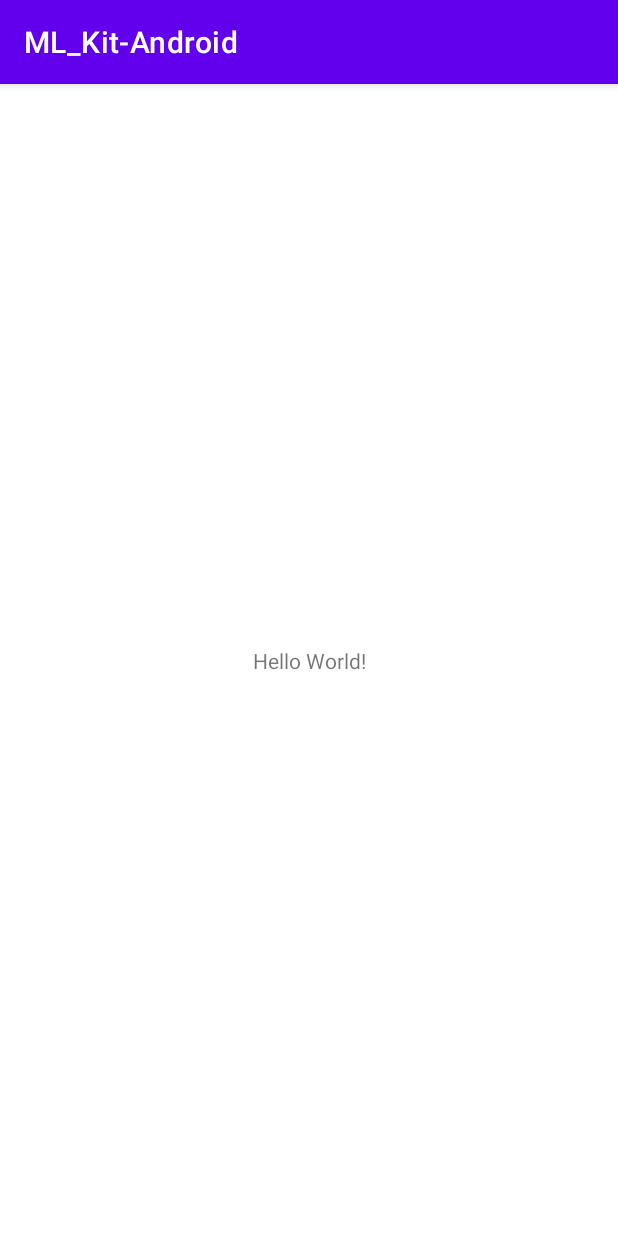
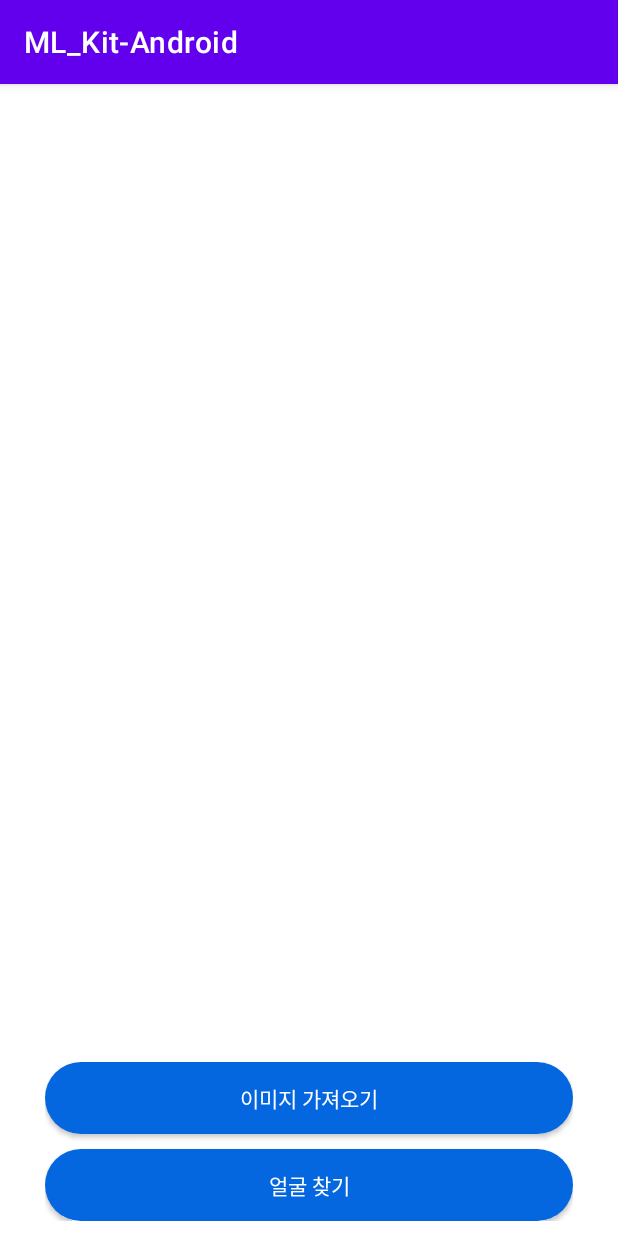
Before and after one commit to hyeonseongkang/ML_Kit-Android, an Android app: the screen it shows after launch (MainActivity), on a phone screen of 412 x 824 dp. Run offline under Robolectric (Android 15) with nearby library versions, the phone set to English and light mode, and no system bars.

```diff
--- /dev/null
+++ b/app/src/main/java/com/mirror/ml_kit_android/GraphicOverlay.java
@@ -0,0 +1,191 @@
+package com.mirror.ml_kit_android;
+
+/*
+ * Copyright (C) The Android Open Source Project
+ *
+ * Licensed under the Apache License, Version 2.0 (the "License");
+ * you may not use this file except in compliance with the License.
+ * You may obtain a copy of the License at
+ *
+ *      http://www.apache.org/licenses/LICENSE-2.0
+ *
+ * Unless required by applicable law or agreed to in writing, software
+ * distributed under the License is distributed on an "AS IS" BASIS,
+ * WITHOUT WARRANTIES OR CONDITIONS OF ANY KIND, either express or implied.
+ * See the License for the specific language governing permissions and
+ * limitations under the License.
+ */
+
+import android.content.Context;
+import android.graphics.Canvas;
+import android.hardware.camera2.CameraCharacteristics;
+import android.util.AttributeSet;
+import android.view.View;
+
+import java.util.HashSet;
+import java.util.Set;
+
+/**
+ * A view which renders a series of custom graphics to be overlayed on top of an associated preview
+ * (i.e., the camera preview).  The creator can add graphics objects, update the objects, and remove
+ * them, triggering the appropriate drawing and invalidation within the view.<p>
+ *
+ * Supports scaling and mirroring of the graphics relative the camera's preview properties.  The
+ * idea is that detection items are expressed in terms of a preview size, but need to be scaled up
+ * to the full view size, and also mirrored in the case of the front-facing camera.<p>
+ *
+ * Associated {@link Graphic} items should use the following methods to convert to view coordinates
+ * for the graphics that are drawn:
+ * <ol>
+ * <li>{@link Graphic#scaleX(float)} and {@link Graphic#scaleY(float)} adjust the size of the
+ * supplied value from the preview scale to the view scale.</li>
+ * <li>{@link Graphic#translateX(float)} and {@link Graphic#translateY(float)} adjust the coordinate
+ * from the preview's coordinate system to the view coordinate system.</li>
+ * </ol>
+ */
+public class GraphicOverlay extends View {
+    private final Object lock = new Object();
+    private int previewWidth;
+    private float widthScaleFactor = 1.0f;
+    private int previewHeight;
+    private float heightScaleFactor = 1.0f;
+    private int facing = CameraCharacteristics.LENS_FACING_BACK;
+    private Set<Graphic> graphics = new HashSet<>();
+
+    /**
+     * Base class for a custom graphics object to be rendered within the graphic overlay. Subclass
+     * this and implement the {@link Graphic#draw(Canvas)} method to define the graphics element. Add
+     * instances to the overlay using {@link (Graphic)}.
+     */
+    public abstract static class Graphic {
+        private GraphicOverlay overlay;
+
+        public Graphic(GraphicOverlay overlay) {
+            this.overlay = overlay;
+        }
+
+        /**
+         * Draw the graphic on the supplied canvas. Drawing should use the following methods to convert
+         * to view coordinates for the graphics that are drawn:
+         * <p>
+         * <ol>
+         * <li>{@link Graphic#scaleX(float)} and {@link Graphic#scaleY(float)} adjust the size of the
+         * supplied value from the preview scale to the view scale.
+         * <li>{@link Graphic#translateX(float)} and {@link Graphic#translateY(float)} adjust the
+         * coordinate from the preview's coordinate system to the view coordinate system.
+         * </ol>
+         *
+         * @param canvas drawing canvas
+         */
+        public abstract void draw(Canvas canvas);
+
+        /**
+         * Adjusts a horizontal value of the supplied value from the preview scale to the view scale.
+         */
+        public float scaleX(float horizontal) {
+            return horizontal * overlay.widthScaleFactor;
+        }
+
+        /**
+         * Adjusts a vertical value of the supplied value from the preview scale to the view scale.
+         */
+        public float scaleY(float vertical) {
+            return vertical * overlay.heightScaleFactor;
+        }
+
+        /**
+         * Returns the application context of the app.
+         */
+        public Context getApplicationContext() {
+            return overlay.getContext().getApplicationContext();
+        }
+
+        /**
+         * Adjusts the x coordinate from the preview's coordinate system to the view coordinate system.
+         */
+        public float translateX(float x) {
+            if (overlay.facing == CameraCharacteristics.LENS_FACING_FRONT) {
+                return overlay.getWidth() - scaleX(x);
+            } else {
+                return scaleX(x);
+            }
+        }
+
+        /**
+         * Adjusts the y coordinate from the preview's coordinate system to the view coordinate system.
+         */
+        public float translateY(float y) {
+            return scaleY(y);
+        }
+
+        public void postInvalidate() {
+            overlay.postInvalidate();
+        }
+    }
+
+    public GraphicOverlay(Context context, AttributeSet attrs) {
+        super(context, attrs);
+    }
+
+    /**
+     * Removes all graphics from the overlay.
+     */
+    public void clear() {
+        synchronized (lock) {
+            graphics.clear();
+        }
+        postInvalidate();
+    }
+
+    /**
+     * Adds a graphic to the overlay.
+     */
+    public void add(Graphic graphic) {
+        synchronized (lock) {
+            graphics.add(graphic);
+        }
+        postInvalidate();
+    }
+
+    /**
+     * Removes a graphic from the overlay.
+     */
+    public void remove(Graphic graphic) {
+        synchronized (lock) {
+            graphics.remove(graphic);
+        }
+        postInvalidate();
+    }
+
+    /**
+     * Sets the camera attributes for size and facing direction, which informs how to transform image
+     * coordinates later.
+     */
+    public void setCameraInfo(int previewWidth, int previewHeight, int facing) {
+        synchronized (lock) {
+            this.previewWidth = previewWidth;
+            this.previewHeight = previewHeight;
+            this.facing = facing;
+        }
+        postInvalidate();
+    }
+
+    /**
+     * Draws the overlay with its associated graphic objects.
+     */
+    @Override
+    protected void onDraw(Canvas canvas) {
+        super.onDraw(canvas);
+
+        synchronized (lock) {
+            if ((previewWidth != 0) && (previewHeight != 0)) {
+                widthScaleFactor = (float) canvas.getWidth() / (float) previewWidth;
+                heightScaleFactor = (float) canvas.getHeight() / (float) previewHeight;
+            }
+
+            for (Graphic graphic : graphics) {
+                graphic.draw(canvas);
+            }
+        }
+    }
+}
--- /dev/null
+++ b/app/src/main/res/drawable/button_layout.xml
@@ -0,0 +1,21 @@
+<?xml version="1.0" encoding="utf-8"?>
+<shape xmlns:android="http://schemas.android.com/apk/res/android"
+    android:shape="rectangle" android:padding = "10dp">
+    <corners
+        android:radius="30dp"
+        />
+    <solid
+        android:color="#0467DF"
+        />
+    <padding
+        android:left="0dp"
+        android:top="0dp"
+        android:right="0dp"
+        android:bottom="0dp"
+        />
+    <size
+        android:width="60dp"
+        android:height="25dp"
+        />
+
+</shape>
--- a/app/src/main/res/layout/activity_main.xml
+++ b/app/src/main/res/layout/activity_main.xml
@@ -1,18 +1,54 @@
 <?xml version="1.0" encoding="utf-8"?>
-<androidx.constraintlayout.widget.ConstraintLayout xmlns:android="http://schemas.android.com/apk/res/android"
+<RelativeLayout xmlns:android="http://schemas.android.com/apk/res/android"
     xmlns:app="http://schemas.android.com/apk/res-auto"
     xmlns:tools="http://schemas.android.com/tools"
     android:layout_width="match_parent"
     android:layout_height="match_parent"
     tools:context=".MainActivity">
 
-    <TextView
-        android:layout_width="wrap_content"
+
+    <ImageView
+        android:id="@+id/imageView"
+        android:layout_width="match_parent"
+        android:layout_height="match_parent"
+        android:scaleType="fitStart"
+        android:layout_above="@+id/bottom"/>
+
+    <com.mirror.ml_kit_android.GraphicOverlay
+        android:id="@+id/graphicOverlay"
+        android:layout_width="match_parent"
+        android:layout_height="match_parent"
+        android:layout_above="@+id/bottom"/>
+
+    <RelativeLayout
+        android:id="@+id/bottom"
+        android:layout_width="match_parent"
         android:layout_height="wrap_content"
-        android:text="Hello World!"
-        app:layout_constraintBottom_toBottomOf="parent"
-        app:layout_constraintLeft_toLeftOf="parent"
-        app:layout_constraintRight_toRightOf="parent"
-        app:layout_constraintTop_toTopOf="parent" />
+        android:layout_alignParentBottom="true"
+        android:layout_marginBottom="10dp"
+        android:layout_marginTop="10dp"
+        android:layout_marginLeft="30dp"
+        android:layout_marginRight="30dp">
 
-</androidx.constraintlayout.widget.ConstraintLayout>
+        <androidx.appcompat.widget.AppCompatButton
+            android:id="@+id/getImageButton"
+            android:layout_width="match_parent"
+            android:layout_height="wrap_content"
+            android:background="@drawable/button_layout"
+            android:text="이미지 가져오기"
+            android:textColor="#ffffff"/>
+
+
+        <androidx.appcompat.widget.AppCompatButton
+            android:id="@+id/detectionFaceButton"
+            android:layout_width="match_parent"
+            android:layout_height="wrap_content"
+            android:background="@drawable/button_layout"
+            android:text="얼굴 찾기"
+            android:textColor="#ffffff"
+            android:layout_below="@+id/getImageButton"
+            android:layout_marginTop="10dp"/>
+
+    </RelativeLayout>
+
+</RelativeLayout>
```
